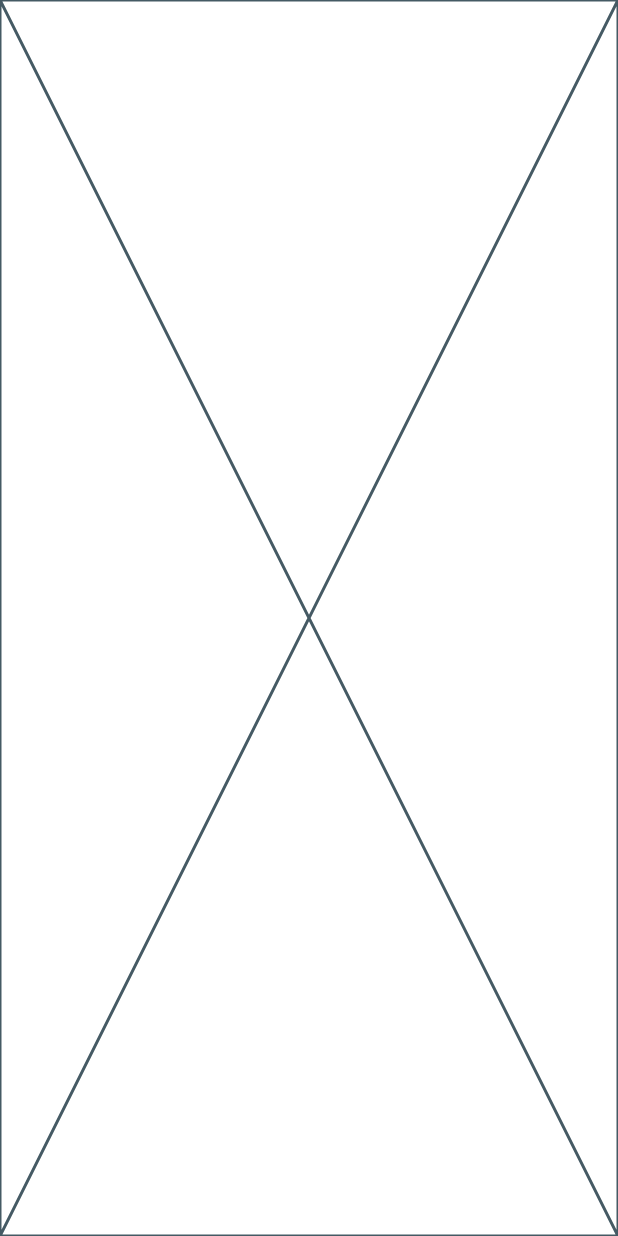
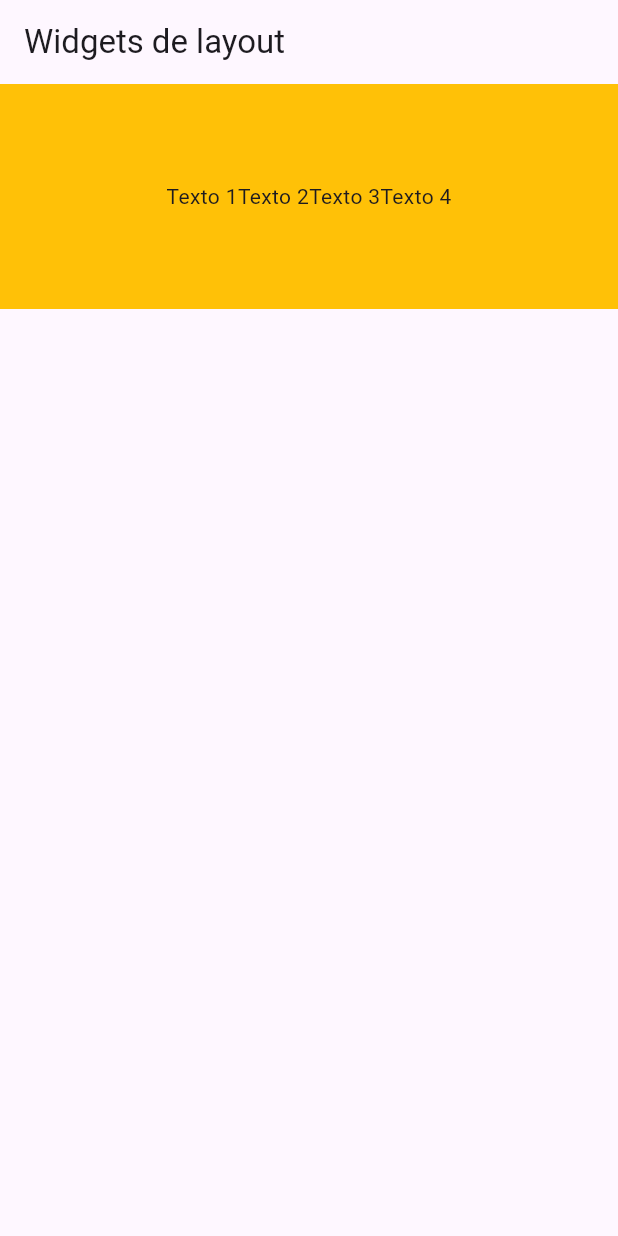
Before and after one commit to MarcosPeretro/app_flutter, a Flutter app: the screen it shows after launch, on a phone screen of 412 x 824 dp. Run offline on Flutter 3.47's test engine with Material 3 defaults, Android fonts, the phone set to English and light mode, and no system bars; our stand-ins replace google_fonts.

Commit message:
aula de widget

```diff
--- a/lib/main.dart
+++ b/lib/main.dart
@@ -88,5 +88,5 @@ void main() {
   // }
   // runApp(Mycupertino());
 
-  runApp(MotandoTela());
+  runApp(MyWidget());
 }
--- a/lib/widgetsLayout/LayoutApp.dart
+++ b/lib/widgetsLayout/LayoutApp.dart
@@ -1,4 +1,7 @@
 import 'package:flutter/material.dart';
+import 'package:meu_app/widgetsLayout/WidgetColumn.dart';
+import 'package:meu_app/widgetsLayout/WidgetContainer.dart';
+import 'package:meu_app/widgetsLayout/WidgetRow.dart';
 
 class MyWidget extends StatelessWidget {
   const MyWidget({super.key});
@@ -7,21 +10,25 @@ class MyWidget extends StatelessWidget {
   Widget build(BuildContext context) {
     return const MaterialApp(
       title: "Widgets de layout",
-      home: MotandoTela(),
+      home: MontandoTela(),
     );
   }
 }
 
-class MotandoTela extends StatefulWidget {
-  const MotandoTela({super.key});
+class MontandoTela extends StatefulWidget {
+  const MontandoTela({super.key});
 
   @override
-  State<MotandoTela> createState() => _MotandoTelaState();
+  State<MontandoTela> createState() => _MontandoTelaState();
 }
 
-class _MotandoTelaState extends State<MotandoTela> {
+class _MontandoTelaState extends State<MontandoTela> {
   @override
   Widget build(BuildContext context) {
-    return const Placeholder();
+    return  Scaffold(
+      appBar: AppBar(title: Text("Widgets de layout"),),
+      // body: Widgetcontainer(),
+      body: WidgetRow(),
+    );
   }
 }
--- /dev/null
+++ b/lib/widgetsLayout/WidgetRow.dart
@@ -0,0 +1,34 @@
+/*
+  o row é um widget que organiza os filhos horizontalmente, um ao lado do outro, dentro de um único eixo horizontal X da esquerda para a direita
+
+  propriedades
+  children -> lista de widgets filhos alinhados horizontalmente
+  mainAxisAlignment -> alinha os filhos no eixo principal (horizontal)
+  crossAxisAlignment -> alinha os filhos no eixo cruzado (vertical)
+  mainAxisSize -> define se o row ocupa todo o espaço horizontal só o necessario
+  textDirection -> define a direção do conteúdo: LTR (esquerda p/ direita) ou RTL(direita p/ esquerda)
+ */
+
+import 'package:flutter/material.dart';
+
+class WidgetRow extends StatelessWidget {
+  const WidgetRow({super.key});
+
+  @override
+  Widget build(BuildContext context) {
+    return Container(
+      height: 150,
+      color: Colors.amber,
+      child: Row(
+        // mainAxisSize: MainAxisSize.min,
+          mainAxisAlignment: MainAxisAlignment.center,
+        children: [
+          Text("Texto 1"),
+          Text("Texto 2"),
+          Text("Texto 3"),
+          Text("Texto 4"),
+        ],
+      ),
+    );
+  }
+}
```
Also changed, not shown: lib/widgetsLayout/Box.dart (added, +18 -0 lines), lib/widgetsLayout/WidgetColumn.dart (added, +43 -0 lines), lib/widgetsLayout/WidgetContainer.dart (added, +47 -0 lines).
